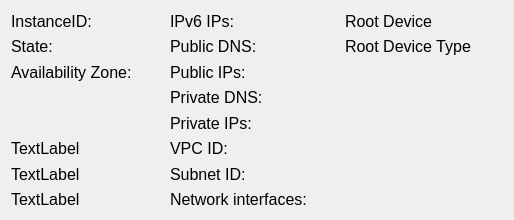
The window that services/EC2/instances/details.ui (faustgate/Concordia) describes before a commit, drawn with Qt 5.
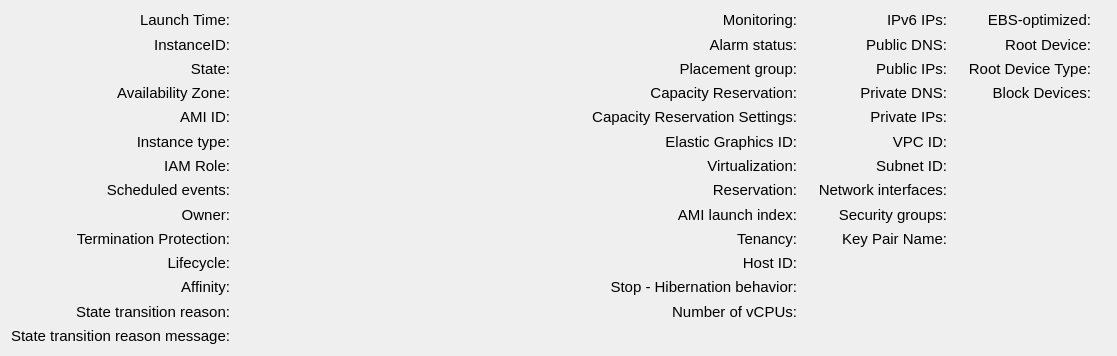
The same window after the commit.

The edit to the form file:
```diff
--- a/services/EC2/instances/details.ui
+++ b/services/EC2/instances/details.ui
@@ -6,28 +6,31 @@
    <rect>
     <x>0</x>
     <y>0</y>
-    <width>514</width>
-    <height>220</height>
+    <width>1039</width>
+    <height>356</height>
    </rect>
   </property>
   <layout class="QGridLayout" name="gridLayout_3">
-   <item row="2" column="3">
-    <widget class="QLabel" name="publicIPValue">
+   <item row="10" column="0">
+    <widget class="QLabel" name="ownerHeader">
      <property name="font">
       <font>
-       <pointsize>12</pointsize>
+       <pointsize>11</pointsize>
       </font>
      </property>
      <property name="text">
-      <string/>
+      <string>Owner:</string>
      </property>
+     <property name="alignment">
+      <set>Qt::AlignRight|Qt::AlignTrailing|Qt::AlignVCenter</set>
+     </property>
     </widget>
    </item>
-   <item row="7" column="3">
-    <widget class="QLabel" name="SubnetIDValue">
+   <item row="13" column="3">
+    <widget class="QLabel" name="hibernationBehaviorValue">
      <property name="font">
       <font>
-       <pointsize>12</pointsize>
+       <pointsize>11</pointsize>
       </font>
      </property>
      <property name="text">
@@ -35,47 +38,41 @@
      </property>
     </widget>
    </item>
-   <item row="3" column="2">
-    <widget class="QLabel" name="privateDNSHeader">
+   <item row="13" column="0">
+    <widget class="QLabel" name="affinityHeader">
      <property name="font">
       <font>
-       <pointsize>12</pointsize>
+       <pointsize>11</pointsize>
       </font>
      </property>
      <property name="text">
-      <string>Private DNS:</string>
+      <string>Affinity:</string>
      </property>
-    </widget>
-   </item>
-   <item row="3" column="3">
-    <widget class="QLabel" name="privateDNSValue">
-     <property name="font">
-      <font>
-       <pointsize>12</pointsize>
-      </font>
+     <property name="alignment">
+      <set>Qt::AlignRight|Qt::AlignTrailing|Qt::AlignVCenter</set>
      </property>
-     <property name="text">
-      <string/>
-     </property>
     </widget>
    </item>
-   <item row="7" column="0">
-    <widget class="QLabel" name="label_3">
+   <item row="4" column="2">
+    <widget class="QLabel" name="capacityReservationSettingsHeader">
      <property name="font">
       <font>
-       <pointsize>12</pointsize>
+       <pointsize>11</pointsize>
       </font>
      </property>
      <property name="text">
-      <string>TextLabel</string>
+      <string>Capacity Reservation Settings:</string>
+     </property>
+     <property name="alignment">
+      <set>Qt::AlignRight|Qt::AlignTrailing|Qt::AlignVCenter</set>
      </property>
     </widget>
    </item>
    <item row="1" column="3">
-    <widget class="QLabel" name="publicDNSValue">
+    <widget class="QLabel" name="alarmStatusValue">
      <property name="font">
       <font>
-       <pointsize>12</pointsize>
+       <pointsize>11</pointsize>
       </font>
      </property>
      <property name="text">
@@ -83,83 +80,179 @@
      </property>
     </widget>
    </item>
-   <item row="6" column="0">
-    <widget class="QLabel" name="label_2">
+   <item row="4" column="3">
+    <widget class="QLabel" name="capacityReservationSettingsValue">
      <property name="font">
       <font>
-       <pointsize>12</pointsize>
+       <pointsize>11</pointsize>
       </font>
      </property>
      <property name="text">
-      <string>TextLabel</string>
+      <string/>
      </property>
     </widget>
    </item>
-   <item row="1" column="2">
+   <item row="10" column="4">
+    <widget class="QLabel" name="securityGroupsLabel">
+     <property name="font">
+      <font>
+       <pointsize>11</pointsize>
+      </font>
+     </property>
+     <property name="text">
+      <string>Security groups:</string>
+     </property>
+     <property name="alignment">
+      <set>Qt::AlignRight|Qt::AlignTrailing|Qt::AlignVCenter</set>
+     </property>
+    </widget>
+   </item>
+   <item row="0" column="3">
+    <widget class="QLabel" name="monitoringValue">
+     <property name="font">
+      <font>
+       <pointsize>11</pointsize>
+      </font>
+     </property>
+     <property name="text">
+      <string/>
+     </property>
+    </widget>
+   </item>
+   <item row="6" column="2">
+    <widget class="QLabel" name="elasticGraphicsIDHeader">
+     <property name="font">
+      <font>
+       <pointsize>11</pointsize>
+      </font>
+     </property>
+     <property name="text">
+      <string>Elastic Graphics ID:</string>
+     </property>
+     <property name="alignment">
+      <set>Qt::AlignRight|Qt::AlignTrailing|Qt::AlignVCenter</set>
+     </property>
+    </widget>
+   </item>
+   <item row="1" column="4">
     <widget class="QLabel" name="publicDNSHeader">
      <property name="font">
       <font>
-       <pointsize>12</pointsize>
+       <pointsize>11</pointsize>
       </font>
      </property>
      <property name="text">
       <string>Public DNS:</string>
      </property>
+     <property name="alignment">
+      <set>Qt::AlignRight|Qt::AlignTrailing|Qt::AlignVCenter</set>
+     </property>
     </widget>
    </item>
-   <item row="8" column="0">
-    <widget class="QLabel" name="label_4">
+   <item row="9" column="0">
+    <widget class="QLabel" name="scheduledEventsHeader">
      <property name="font">
       <font>
-       <pointsize>12</pointsize>
+       <pointsize>11</pointsize>
       </font>
      </property>
      <property name="text">
-      <string>TextLabel</string>
+      <string>Scheduled events:</string>
      </property>
+     <property name="alignment">
+      <set>Qt::AlignRight|Qt::AlignTrailing|Qt::AlignVCenter</set>
+     </property>
     </widget>
    </item>
-   <item row="0" column="0">
+   <item row="2" column="0">
+    <widget class="QLabel" name="instanceStateHeader">
+     <property name="font">
+      <font>
+       <pointsize>11</pointsize>
+      </font>
+     </property>
+     <property name="text">
+      <string>State:</string>
+     </property>
+     <property name="alignment">
+      <set>Qt::AlignRight|Qt::AlignTrailing|Qt::AlignVCenter</set>
+     </property>
+    </widget>
+   </item>
+   <item row="11" column="1">
+    <widget class="QLabel" name="terminationProtectionValue">
+     <property name="font">
+      <font>
+       <pointsize>11</pointsize>
+      </font>
+     </property>
+     <property name="text">
+      <string/>
+     </property>
+    </widget>
+   </item>
+   <item row="9" column="4">
+    <widget class="QLabel" name="netIfHeader">
+     <property name="font">
+      <font>
+       <pointsize>11</pointsize>
+      </font>
+     </property>
+     <property name="text">
+      <string>Network interfaces:</string>
+     </property>
+     <property name="alignment">
+      <set>Qt::AlignRight|Qt::AlignTrailing|Qt::AlignVCenter</set>
+     </property>
+    </widget>
+   </item>
+   <item row="3" column="5">
+    <widget class="QLabel" name="privateDNSValue">
+     <property name="font">
+      <font>
+       <pointsize>11</pointsize>
+      </font>
+     </property>
+     <property name="text">
+      <string/>
+     </property>
+    </widget>
+   </item>
+   <item row="12" column="0">
+    <widget class="QLabel" name="lifecycleHeader">
+     <property name="font">
+      <font>
+       <pointsize>11</pointsize>
+      </font>
+     </property>
+     <property name="text">
+      <string>Lifecycle:</string>
+     </property>
+     <property name="alignment">
+      <set>Qt::AlignRight|Qt::AlignTrailing|Qt::AlignVCenter</set>
+     </property>
+    </widget>
+   </item>
+   <item row="1" column="0">
     <widget class="QLabel" name="instanceIdHeader">
      <property name="font">
       <font>
-       <pointsize>12</pointsize>
+       <pointsize>11</pointsize>
       </font>
      </property>
      <property name="text">
       <string>InstanceID:</string>
      </property>
-    </widget>
-   </item>
-   <item row="2" column="1">
-    <widget class="QLabel" name="AZValue">
-     <property name="font">
-      <font>
-       <pointsize>12</pointsize>
-      </font>
+     <property name="alignment">
+      <set>Qt::AlignRight|Qt::AlignTrailing|Qt::AlignVCenter</set>
      </property>
-     <property name="text">
-      <string/>
-     </property>
     </widget>
    </item>
-   <item row="2" column="0">
-    <widget class="QLabel" name="AZLabel">
+   <item row="11" column="3">
+    <widget class="QLabel" name="tenancyValue">
      <property name="font">
       <font>
-       <pointsize>12</pointsize>
-      </font>
-     </property>
-     <property name="text">
-      <string>Availability Zone:</string>
-     </property>
-    </widget>
-   </item>
-   <item row="4" column="3">
-    <widget class="QLabel" name="privateIPValue">
-     <property name="font">
-      <font>
-       <pointsize>12</pointsize>
+       <pointsize>11</pointsize>
       </font>
      </property>
      <property name="text">
@@ -168,46 +261,262 @@
     </widget>
    </item>
    <item row="2" column="2">
-    <widget class="QLabel" name="publicIPHeader">
+    <widget class="QLabel" name="placementGroupHeader">
      <property name="font">
       <font>
-       <pointsize>12</pointsize>
+       <pointsize>11</pointsize>
       </font>
      </property>
      <property name="text">
-      <string>Public IPs:</string>
+      <string>Placement group:</string>
      </property>
-    </widget>
-   </item>
-   <item row="1" column="1">
-    <widget class="QLabel" name="instanceStateValue">
-     <property name="font">
-      <font>
-       <pointsize>12</pointsize>
-      </font>
+     <property name="alignment">
+      <set>Qt::AlignRight|Qt::AlignTrailing|Qt::AlignVCenter</set>
      </property>
-     <property name="text">
-      <string/>
-     </property>
     </widget>
    </item>
-   <item row="4" column="2">
+   <item row="4" column="4">
     <widget class="QLabel" name="privateIPHeader">
      <property name="font">
       <font>
-       <pointsize>12</pointsize>
+       <pointsize>11</pointsize>
       </font>
      </property>
      <property name="text">
       <string>Private IPs:</string>
      </property>
+     <property name="alignment">
+      <set>Qt::AlignRight|Qt::AlignTrailing|Qt::AlignVCenter</set>
+     </property>
     </widget>
    </item>
-   <item row="0" column="1">
-    <widget class="QLabel" name="instanceIdValue">
+   <item row="13" column="2">
+    <widget class="QLabel" name="hibernationBehaviorHeader">
      <property name="font">
       <font>
-       <pointsize>12</pointsize>
+       <pointsize>11</pointsize>
+      </font>
+     </property>
+     <property name="text">
+      <string>Stop - Hibernation behavior:</string>
+     </property>
+     <property name="alignment">
+      <set>Qt::AlignRight|Qt::AlignTrailing|Qt::AlignVCenter</set>
+     </property>
+    </widget>
+   </item>
+   <item row="7" column="2">
+    <widget class="QLabel" name="virtualizationHeader">
+     <property name="font">
+      <font>
+       <pointsize>11</pointsize>
+      </font>
+     </property>
+     <property name="text">
+      <string>Virtualization:</string>
+     </property>
+     <property name="alignment">
+      <set>Qt::AlignRight|Qt::AlignTrailing|Qt::AlignVCenter</set>
+     </property>
+    </widget>
+   </item>
+   <item row="2" column="1">
+    <widget class="QLabel" name="instanceStateValue">
+     <property name="font">
+      <font>
+       <pointsize>11</pointsize>
+      </font>
+     </property>
+     <property name="text">
+      <string/>
+     </property>
+    </widget>
+   </item>
+   <item row="1" column="7">
+    <widget class="QLabel" name="rootDeviceValue">
+     <property name="font">
+      <font>
+       <pointsize>11</pointsize>
+      </font>
+     </property>
+     <property name="text">
+      <string/>
+     </property>
+    </widget>
+   </item>
+   <item row="9" column="3">
+    <widget class="QLabel" name="reservationValue">
+     <property name="font">
+      <font>
+       <pointsize>11</pointsize>
+      </font>
+     </property>
+     <property name="text">
+      <string/>
+     </property>
+    </widget>
+   </item>
+   <item row="1" column="5">
+    <widget class="QLabel" name="publicDNSValue">
+     <property name="font">
+      <font>
+       <pointsize>11</pointsize>
+      </font>
+     </property>
+     <property name="text">
+      <string/>
+     </property>
+    </widget>
+   </item>
+   <item row="3" column="2">
+    <widget class="QLabel" name="capacityReservationHeader">
+     <property name="font">
+      <font>
+       <pointsize>11</pointsize>
+      </font>
+     </property>
+     <property name="text">
+      <string>Capacity Reservation:</string>
+     </property>
+     <property name="alignment">
+      <set>Qt::AlignRight|Qt::AlignTrailing|Qt::AlignVCenter</set>
+     </property>
+    </widget>
+   </item>
+   <item row="3" column="0">
+    <widget class="QLabel" name="AZLabel">
+     <property name="font">
+      <font>
+       <pointsize>11</pointsize>
+      </font>
+     </property>
+     <property name="text">
+      <string>Availability Zone:</string>
+     </property>
+     <property name="alignment">
+      <set>Qt::AlignRight|Qt::AlignTrailing|Qt::AlignVCenter</set>
+     </property>
+    </widget>
+   </item>
+   <item row="7" column="3">
+    <widget class="QLabel" name="virtualizationValue">
+     <property name="font">
+      <font>
+       <pointsize>11</pointsize>
+      </font>
+     </property>
+     <property name="text">
+      <string/>
+     </property>
+    </widget>
+   </item>
+   <item row="14" column="1">
+    <widget class="QLabel" name="stateTransitionReasonValue">
+     <property name="minimumSize">
+      <size>
+       <width>0</width>
+       <height>0</height>
+      </size>
+     </property>
+     <property name="font">
+      <font>
+       <pointsize>11</pointsize>
+      </font>
+     </property>
+     <property name="text">
+      <string/>
+     </property>
+    </widget>
+   </item>
+   <item row="3" column="1">
+    <widget class="QLabel" name="AZValue">
+     <property name="font">
+      <font>
+       <pointsize>11</pointsize>
+      </font>
+     </property>
+     <property name="text">
+      <string/>
+     </property>
+    </widget>
+   </item>
+   <item row="0" column="0">
+    <widget class="QLabel" name="launchTimeHeader">
+     <property name="font">
+      <font>
+       <pointsize>11</pointsize>
+      </font>
+     </property>
+     <property name="text">
+      <string>Launch Time:</string>
+     </property>
+     <property name="alignment">
+      <set>Qt::AlignRight|Qt::AlignTrailing|Qt::AlignVCenter</set>
+     </property>
+    </widget>
+   </item>
+   <item row="10" column="3">
+    <widget class="QLabel" name="AMILaunchValue">
+     <property name="font">
+      <font>
+       <pointsize>11</pointsize>
+      </font>
+     </property>
+     <property name="text">
+      <string/>
+     </property>
+    </widget>
+   </item>
+   <item row="3" column="6">
+    <widget class="QLabel" name="blockDevicesHeader">
+     <property name="font">
+      <font>
+       <pointsize>11</pointsize>
+      </font>
+     </property>
+     <property name="text">
+      <string>Block Devices:</string>
+     </property>
+     <property name="alignment">
+      <set>Qt::AlignRight|Qt::AlignTrailing|Qt::AlignVCenter</set>
+     </property>
+    </widget>
+   </item>
+   <item row="2" column="6">
+    <widget class="QLabel" name="rootDeviceTypeHeader">
+     <property name="font">
+      <font>
+       <pointsize>11</pointsize>
+      </font>
+     </property>
+     <property name="text">
+      <string>Root Device Type:</string>
+     </property>
+     <property name="alignment">
+      <set>Qt::AlignRight|Qt::AlignTrailing|Qt::AlignVCenter</set>
+     </property>
+    </widget>
+   </item>
+   <item row="11" column="4">
+    <widget class="QLabel" name="keyPairNameLabel">
+     <property name="font">
+      <font>
+       <pointsize>11</pointsize>
+      </font>
+     </property>
+     <property name="text">
+      <string>Key Pair Name:</string>
+     </property>
+     <property name="alignment">
+      <set>Qt::AlignRight|Qt::AlignTrailing|Qt::AlignVCenter</set>
+     </property>
+    </widget>
+   </item>
+   <item row="12" column="3">
+    <widget class="QLabel" name="hostIDValue">
+     <property name="font">
+      <font>
+       <pointsize>11</pointsize>
       </font>
      </property>
      <property name="text">
@@ -216,10 +525,10 @@
     </widget>
    </item>
    <item row="6" column="3">
-    <widget class="QLabel" name="VPCIDValue">
+    <widget class="QLabel" name="elasticGraphicsIDValue">
      <property name="font">
       <font>
-       <pointsize>12</pointsize>
+       <pointsize>11</pointsize>
       </font>
      </property>
      <property name="text">
@@ -227,63 +536,162 @@
      </property>
     </widget>
    </item>
-   <item row="6" column="2">
+   <item row="3" column="7">
+    <widget class="QLabel" name="blockDevicesValue">
+     <property name="font">
+      <font>
+       <pointsize>11</pointsize>
+      </font>
+     </property>
+     <property name="text">
+      <string/>
+     </property>
+    </widget>
+   </item>
+   <item row="6" column="4">
     <widget class="QLabel" name="VPCIDHeader">
      <property name="font">
       <font>
-       <pointsize>12</pointsize>
+       <pointsize>11</pointsize>
       </font>
      </property>
      <property name="text">
       <string>VPC ID:</string>
      </property>
+     <property name="alignment">
+      <set>Qt::AlignRight|Qt::AlignTrailing|Qt::AlignVCenter</set>
+     </property>
+    </widget>
+   </item>
+   <item row="6" column="1">
+    <widget class="QLabel" name="instanceTypeValue">
+     <property name="font">
+      <font>
+       <pointsize>11</pointsize>
+      </font>
+     </property>
+     <property name="text">
+      <string/>
+     </property>
+    </widget>
+   </item>
+   <item row="0" column="6">
+    <widget class="QLabel" name="ebsOptimizedHeader">
+     <property name="font">
+      <font>
+       <pointsize>11</pointsize>
+      </font>
+     </property>
+     <property name="text">
+      <string>EBS-optimized:</string>
+     </property>
+     <property name="alignment">
+      <set>Qt::AlignRight|Qt::AlignTrailing|Qt::AlignVCenter</set>
+     </property>
+    </widget>
+   </item>
+   <item row="6" column="5">
+    <widget class="QLabel" name="VPCIDValue">
+     <property name="font">
+      <font>
+       <pointsize>11</pointsize>
+      </font>
+     </property>
+     <property name="text">
+      <string/>
+     </property>
     </widget>
    </item>
    <item row="0" column="2">
-    <widget class="QLabel" name="ipv6Header">
+    <widget class="QLabel" name="monitoringHeader">
      <property name="font">
       <font>
-       <pointsize>12</pointsize>
+       <pointsize>11</pointsize>
       </font>
      </property>
      <property name="text">
-      <string>IPv6 IPs:</string>
+      <string>Monitoring:</string>
      </property>
-    </widget>
-   </item>
-   <item row="1" column="0">
-    <widget class="QLabel" name="instanceStateHeader">
-     <property name="font">
-      <font>
-       <pointsize>12</pointsize>
-      </font>
+     <property name="alignment">
+      <set>Qt::AlignRight|Qt::AlignTrailing|Qt::AlignVCenter</set>
      </property>
-     <property name="text">
-      <string>State:</string>
-     </property>
     </widget>
    </item>
-   <item row="7" column="2">
-    <widget class="QLabel" name="SubnetIDHeader">
+   <item row="7" column="4">
+    <widget class="QLabel" name="subnetIDHeader">
      <property name="font">
       <font>
-       <pointsize>12</pointsize>
+       <pointsize>11</pointsize>
       </font>
      </property>
      <property name="text">
       <string>Subnet ID:</string>
      </property>
+     <property name="alignment">
+      <set>Qt::AlignRight|Qt::AlignTrailing|Qt::AlignVCenter</set>
+     </property>
     </widget>
    </item>
-   <item row="8" column="2">
-    <widget class="QLabel" name="netIfHeader">
+   <item row="9" column="5">
+    <widget class="QLabel" name="netIfValue">
      <property name="font">
       <font>
-       <pointsize>12</pointsize>
+       <pointsize>11</pointsize>
       </font>
      </property>
      <property name="text">
-      <string>Network interfaces:</string>
+      <string/>
+     </property>
+    </widget>
+   </item>
+   <item row="10" column="1">
+    <widget class="QLabel" name="ownerValue">
+     <property name="font">
+      <font>
+       <pointsize>11</pointsize>
+      </font>
+     </property>
+     <property name="text">
+      <string/>
+     </property>
+    </widget>
+   </item>
+   <item row="0" column="1">
+    <widget class="QLabel" name="launchTimeValue">
+     <property name="font">
+      <font>
+       <pointsize>11</pointsize>
+      </font>
+     </property>
+     <property name="text">
+      <string/>
+     </property>
+    </widget>
+   </item>
+   <item row="3" column="3">
+    <widget class="QLabel" name="capacityReservationValue">
+     <property name="font">
+      <font>
+       <pointsize>11</pointsize>
+      </font>
+     </property>
+     <property name="text">
+      <string/>
+     </property>
+    </widget>
+   </item>
+   <item row="1" column="2">
+    <widget class="QLabel" name="alarmStatusHeader">
+     <property name="font">
+      <font>
+       <pointsize>11</pointsize>
+      </font>
+     </property>
+     <property name="text">
+      <string>Alarm status:</string>
+     </property>
+     <property name="alignment">
+      <set>Qt::AlignRight|Qt::AlignTrailing|Qt::AlignVCenter</set>
      </property>
     </widget>
    </item>
@@ -291,7 +699,7 @@
     <widget class="QLabel" name="rootDeviceIdValue">
      <property name="font">
       <font>
-       <pointsize>12</pointsize>
+       <pointsize>11</pointsize>
       </font>
      </property>
      <property name="text">
@@ -299,35 +707,422 @@
      </property>
     </widget>
    </item>
+   <item row="2" column="4">
+    <widget class="QLabel" name="publicIPHeader">
+     <property name="font">
+      <font>
+       <pointsize>11</pointsize>
+      </font>
+     </property>
+     <property name="text">
+      <string>Public IPs:</string>
+     </property>
+     <property name="alignment">
+      <set>Qt::AlignRight|Qt::AlignTrailing|Qt::AlignVCenter</set>
+     </property>
+    </widget>
+   </item>
+   <item row="9" column="1">
+    <widget class="QLabel" name="scheduledEventsValue">
+     <property name="font">
+      <font>
+       <pointsize>11</pointsize>
+      </font>
+     </property>
+     <property name="text">
+      <string/>
+     </property>
+    </widget>
+   </item>
+   <item row="2" column="3">
+    <widget class="QLabel" name="placementGroupValue">
+     <property name="font">
+      <font>
+       <pointsize>11</pointsize>
+      </font>
+     </property>
+     <property name="text">
+      <string/>
+     </property>
+    </widget>
+   </item>
+   <item row="7" column="5">
+    <widget class="QLabel" name="subnetIDValue">
+     <property name="font">
+      <font>
+       <pointsize>11</pointsize>
+      </font>
+     </property>
+     <property name="text">
+      <string/>
+     </property>
+    </widget>
+   </item>
+   <item row="1" column="1">
+    <widget class="QLabel" name="instanceIdValue">
+     <property name="font">
+      <font>
+       <pointsize>11</pointsize>
+      </font>
+     </property>
+     <property name="text">
+      <string/>
+     </property>
+    </widget>
+   </item>
+   <item row="10" column="2">
+    <widget class="QLabel" name="AMILaunchHeader">
+     <property name="font">
+      <font>
+       <pointsize>11</pointsize>
+      </font>
+     </property>
+     <property name="text">
+      <string>AMI launch index:</string>
+     </property>
+     <property name="alignment">
+      <set>Qt::AlignRight|Qt::AlignTrailing|Qt::AlignVCenter</set>
+     </property>
+    </widget>
+   </item>
+   <item row="7" column="1">
+    <widget class="QLabel" name="IAMRoleValue">
+     <property name="font">
+      <font>
+       <pointsize>11</pointsize>
+      </font>
+     </property>
+     <property name="text">
+      <string/>
+     </property>
+    </widget>
+   </item>
+   <item row="10" column="5">
+    <widget class="QLabel" name="securityGroupValue">
+     <property name="font">
+      <font>
+       <pointsize>11</pointsize>
+      </font>
+     </property>
+     <property name="text">
+      <string/>
+     </property>
+    </widget>
+   </item>
+   <item row="4" column="0">
+    <widget class="QLabel" name="AMIIdHeader">
+     <property name="font">
+      <font>
+       <pointsize>11</pointsize>
+      </font>
+     </property>
+     <property name="text">
+      <string>AMI ID:</string>
+     </property>
+     <property name="alignment">
+      <set>Qt::AlignRight|Qt::AlignTrailing|Qt::AlignVCenter</set>
+     </property>
+    </widget>
+   </item>
+   <item row="6" column="0">
+    <widget class="QLabel" name="instanceTypeLabel">
+     <property name="font">
+      <font>
+       <pointsize>11</pointsize>
+      </font>
+     </property>
+     <property name="text">
+      <string>Instance type:</string>
+     </property>
+     <property name="alignment">
+      <set>Qt::AlignRight|Qt::AlignTrailing|Qt::AlignVCenter</set>
+     </property>
+    </widget>
+   </item>
+   <item row="7" column="0">
+    <widget class="QLabel" name="IAMRoleHeader">
+     <property name="font">
+      <font>
+       <pointsize>11</pointsize>
+      </font>
+     </property>
+     <property name="text">
+      <string>IAM Role:</string>
+     </property>
+     <property name="alignment">
+      <set>Qt::AlignRight|Qt::AlignTrailing|Qt::AlignVCenter</set>
+     </property>
+    </widget>
+   </item>
+   <item row="3" column="4">
+    <widget class="QLabel" name="privateDNSHeader">
+     <property name="font">
+      <font>
+       <pointsize>11</pointsize>
+      </font>
+     </property>
+     <property name="text">
+      <string>Private DNS:</string>
+     </property>
+     <property name="alignment">
+      <set>Qt::AlignRight|Qt::AlignTrailing|Qt::AlignVCenter</set>
+     </property>
+    </widget>
+   </item>
+   <item row="4" column="5">
+    <widget class="QLabel" name="privateIPValue">
+     <property name="font">
+      <font>
+       <pointsize>11</pointsize>
+      </font>
+     </property>
+     <property name="text">
+      <string/>
+     </property>
+    </widget>
+   </item>
+   <item row="11" column="0">
+    <widget class="QLabel" name="terminationProtectionHeader">
+     <property name="font">
+      <font>
+       <pointsize>11</pointsize>
+      </font>
+     </property>
+     <property name="text">
+      <string>Termination Protection:</string>
+     </property>
+     <property name="alignment">
+      <set>Qt::AlignRight|Qt::AlignTrailing|Qt::AlignVCenter</set>
+     </property>
+    </widget>
+   </item>
+   <item row="4" column="1">
+    <widget class="QLabel" name="AMIIdValue">
+     <property name="font">
+      <font>
+       <pointsize>11</pointsize>
+      </font>
+     </property>
+     <property name="text">
+      <string/>
+     </property>
+    </widget>
+   </item>
+   <item row="1" column="6">
+    <widget class="QLabel" name="rootDeviceHeader">
+     <property name="font">
+      <font>
+       <pointsize>11</pointsize>
+      </font>
+     </property>
+     <property name="text">
+      <string>Root Device:</string>
+     </property>
+     <property name="alignment">
+      <set>Qt::AlignRight|Qt::AlignTrailing|Qt::AlignVCenter</set>
+     </property>
+    </widget>
+   </item>
    <item row="0" column="4">
-    <widget class="QLabel" name="rootDeviceIdHeader">
+    <widget class="QLabel" name="ipv6Header">
      <property name="font">
       <font>
-       <pointsize>12</pointsize>
+       <pointsize>11</pointsize>
       </font>
      </property>
      <property name="text">
-      <string>Root Device</string>
+      <string>IPv6 IPs:</string>
      </property>
+     <property name="alignment">
+      <set>Qt::AlignRight|Qt::AlignTrailing|Qt::AlignVCenter</set>
+     </property>
     </widget>
    </item>
-   <item row="1" column="4">
-    <widget class="QLabel" name="rootDeviceTypeHeader">
+   <item row="12" column="2">
+    <widget class="QLabel" name="hostIDHeader">
      <property name="font">
       <font>
-       <pointsize>12</pointsize>
+       <pointsize>11</pointsize>
       </font>
      </property>
      <property name="text">
-      <string>Root Device Type</string>
+      <string>Host ID:</string>
      </property>
+     <property name="alignment">
+      <set>Qt::AlignRight|Qt::AlignTrailing|Qt::AlignVCenter</set>
+     </property>
     </widget>
    </item>
-   <item row="1" column="5">
+   <item row="2" column="7">
     <widget class="QLabel" name="rootDeviceTypeValue">
      <property name="font">
       <font>
-       <pointsize>12</pointsize>
+       <pointsize>11</pointsize>
+      </font>
+     </property>
+     <property name="text">
+      <string/>
+     </property>
+    </widget>
+   </item>
+   <item row="9" column="2">
+    <widget class="QLabel" name="reservationHeader">
+     <property name="font">
+      <font>
+       <pointsize>11</pointsize>
+      </font>
+     </property>
+     <property name="text">
+      <string>Reservation:</string>
+     </property>
+     <property name="alignment">
+      <set>Qt::AlignRight|Qt::AlignTrailing|Qt::AlignVCenter</set>
+     </property>
+    </widget>
+   </item>
+   <item row="2" column="5">
+    <widget class="QLabel" name="publicIPValue">
+     <property name="font">
+      <font>
+       <pointsize>11</pointsize>
+      </font>
+     </property>
+     <property name="text">
+      <string/>
+     </property>
+    </widget>
+   </item>
+   <item row="12" column="1">
+    <widget class="QLabel" name="lifecycleValue">
+     <property name="font">
+      <font>
+       <pointsize>11</pointsize>
+      </font>
+     </property>
+     <property name="text">
+      <string/>
+     </property>
+    </widget>
+   </item>
+   <item row="13" column="1">
+    <widget class="QLabel" name="affinityValue">
+     <property name="font">
+      <font>
+       <pointsize>11</pointsize>
+      </font>
+     </property>
+     <property name="text">
+      <string/>
+     </property>
+    </widget>
+   </item>
+   <item row="14" column="0">
+    <widget class="QLabel" name="stateTransitionReasonHeader">
+     <property name="font">
+      <font>
+       <pointsize>11</pointsize>
+      </font>
+     </property>
+     <property name="text">
+      <string>State transition reason:</string>
+     </property>
+     <property name="alignment">
+      <set>Qt::AlignRight|Qt::AlignTrailing|Qt::AlignVCenter</set>
+     </property>
+    </widget>
+   </item>
+   <item row="0" column="7">
+    <widget class="QLabel" name="ebsOptimizedValue">
+     <property name="font">
+      <font>
+       <pointsize>11</pointsize>
+      </font>
+     </property>
+     <property name="text">
+      <string/>
+     </property>
+    </widget>
+   </item>
+   <item row="11" column="5">
+    <widget class="QLabel" name="keyPairNameValue">
+     <property name="font">
+      <font>
+       <pointsize>11</pointsize>
+      </font>
+     </property>
+     <property name="text">
+      <string/>
+     </property>
+    </widget>
+   </item>
+   <item row="11" column="2">
+    <widget class="QLabel" name="tenancyHeader">
+     <property name="font">
+      <font>
+       <pointsize>11</pointsize>
+      </font>
+     </property>
+     <property name="text">
+      <string>Tenancy:</string>
+     </property>
+     <property name="alignment">
+      <set>Qt::AlignRight|Qt::AlignTrailing|Qt::AlignVCenter</set>
+     </property>
+    </widget>
+   </item>
+   <item row="15" column="0">
+    <widget class="QLabel" name="stateTransitionReasonMessageHeader">
+     <property name="font">
+      <font>
+       <pointsize>11</pointsize>
+      </font>
+     </property>
+     <property name="text">
+      <string>State transition reason message:</string>
+     </property>
+     <property name="alignment">
+      <set>Qt::AlignRight|Qt::AlignTrailing|Qt::AlignVCenter</set>
+     </property>
+    </widget>
+   </item>
+   <item row="15" column="1">
+    <widget class="QLabel" name="stateTransitionReasonMessageValue">
+     <property name="minimumSize">
+      <size>
+       <width>350</width>
+       <height>0</height>
+      </size>
+     </property>
+     <property name="font">
+      <font>
+       <pointsize>11</pointsize>
+      </font>
+     </property>
+     <property name="text">
+      <string/>
+     </property>
+    </widget>
+   </item>
+   <item row="14" column="2">
+    <widget class="QLabel" name="CPUNumberHeader">
+     <property name="font">
+      <font>
+       <pointsize>11</pointsize>
+      </font>
+     </property>
+     <property name="text">
+      <string>Number of vCPUs:</string>
+     </property>
+     <property name="alignment">
+      <set>Qt::AlignRight|Qt::AlignTrailing|Qt::AlignVCenter</set>
+     </property>
+    </widget>
+   </item>
+   <item row="14" column="3">
+    <widget class="QLabel" name="CPUNumberValue">
+     <property name="font">
+      <font>
+       <pointsize>11</pointsize>
       </font>
      </property>
      <property name="text">
```
Left out of the diff: 2 changed lines with no effect on the pictures.
